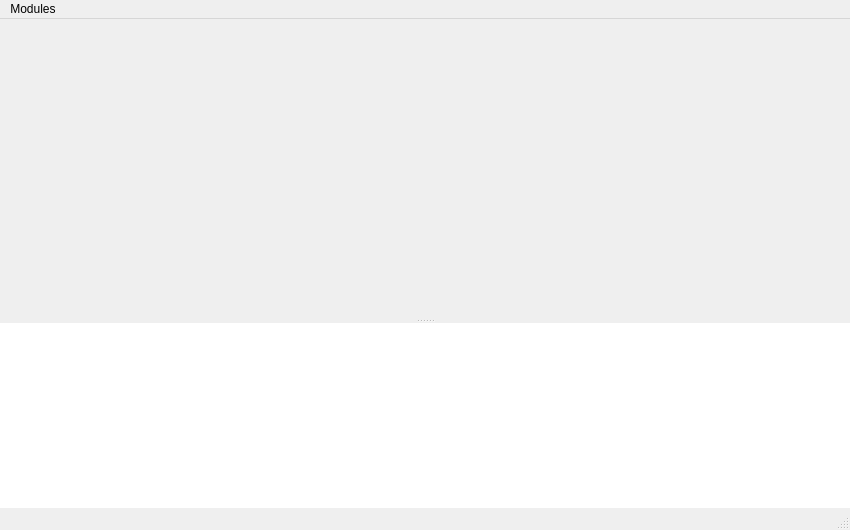
This is crispy/resources/gui/uis/main.ui in mretegan/crispy as Qt 5 draws it before an edit. The edited form follows.
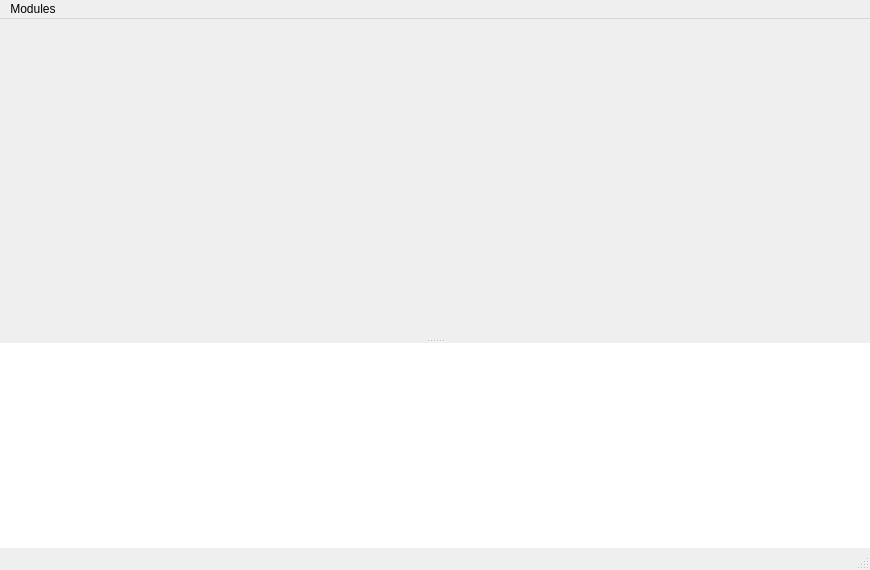
This is the edited form. Custom widgets are drawn as their Qt base class.

```diff
--- a/crispy/resources/gui/uis/main.ui
+++ b/crispy/resources/gui/uis/main.ui
@@ -6,8 +6,8 @@
    <rect>
     <x>0</x>
     <y>0</y>
-    <width>850</width>
-    <height>530</height>
+    <width>870</width>
+    <height>570</height>
    </rect>
   </property>
   <property name="windowTitle">
@@ -18,12 +18,6 @@
   width: 1px;
 }</string>
   </property>
-  <property name="iconSize">
-   <size>
-    <width>16</width>
-    <height>16</height>
-   </size>
-  </property>
   <widget class="QWidget" name="centralWidget">
    <layout class="QVBoxLayout" name="verticalLayout">
     <property name="leftMargin">
@@ -85,6 +79,9 @@
        <property name="readOnly">
         <bool>true</bool>
        </property>
+       <property name="tabStopWidth">
+        <number>120</number>
+       </property>
       </widget>
      </widget>
     </item>
@@ -95,7 +92,7 @@
     <rect>
      <x>0</x>
      <y>0</y>
-     <width>850</width>
+     <width>870</width>
      <height>22</height>
     </rect>
    </property>
@@ -116,7 +113,11 @@
    </widget>
    <addaction name="menuModules"/>
   </widget>
-  <widget class="QStatusBar" name="statusbar"/>
+  <widget class="QStatusBar" name="statusbar">
+   <property name="enabled">
+    <bool>true</bool>
+   </property>
+  </widget>
   <action name="quantySaveInputAction">
    <property name="text">
     <string>Save</string>
```
Left out of the diff: 27 changed lines with no effect on the pictures.
